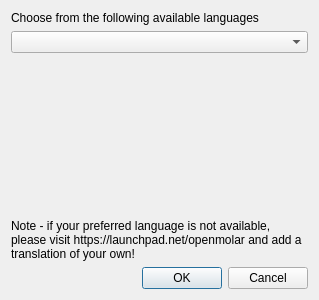
rowinggolfer/openmolar1, file src/openmolar/qt-designer/choose_language.ui: the form before one commit.
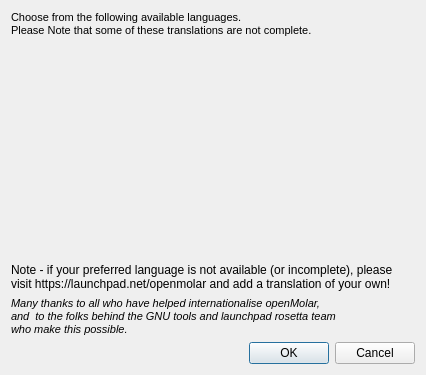
The form after the commit.

The edit to the form file:
```diff
--- a/src/openmolar/qt-designer/choose_language.ui
+++ b/src/openmolar/qt-designer/choose_language.ui
@@ -6,8 +6,8 @@
    <rect>
     <x>0</x>
     <y>0</y>
-    <width>319</width>
-    <height>300</height>
+    <width>426</width>
+    <height>375</height>
    </rect>
   </property>
   <property name="windowTitle">
@@ -17,13 +17,17 @@
    <item>
     <widget class="QLabel" name="label">
      <property name="text">
-      <string>Choose from the following available languages</string>
+      <string>&lt;!DOCTYPE HTML PUBLIC &quot;-//W3C//DTD HTML 4.0//EN&quot; &quot;http://www.w3.org/TR/REC-html40/strict.dtd&quot;&gt;
+&lt;html&gt;&lt;head&gt;&lt;meta name=&quot;qrichtext&quot; content=&quot;1&quot; /&gt;&lt;style type=&quot;text/css&quot;&gt;
+p, li { white-space: pre-wrap; }
+&lt;/style&gt;&lt;/head&gt;&lt;body style=&quot; font-family:'Droid Sans'; font-size:8pt; font-weight:400; font-style:normal;&quot;&gt;
+&lt;p style=&quot; margin-top:0px; margin-bottom:0px; margin-left:0px; margin-right:0px; -qt-block-indent:0; text-indent:0px;&quot;&gt;Choose from the following available languages.&lt;br /&gt;Please Note that some of these translations are not complete.&lt;/p&gt;&lt;/body&gt;&lt;/html&gt;</string>
+     </property>
+     <property name="alignment">
+      <set>Qt::AlignLeading|Qt::AlignLeft|Qt::AlignVCenter</set>
      </property>
     </widget>
    </item>
-   <item>
-    <widget class="QComboBox" name="comboBox"/>
-   </item>
    <item>
     <spacer name="verticalSpacer">
      <property name="orientation">
@@ -40,13 +44,37 @@
    <item>
     <widget class="QLabel" name="label_2">
      <property name="text">
-      <string>Note - if your preferred language is not available, please visit https://launchpad.net/openmolar and add a translation of your own!</string>
+      <string>Note - if your preferred language is not available (or incomplete), please visit https://launchpad.net/openmolar and add a translation of your own!</string>
+     </property>
+     <property name="alignment">
+      <set>Qt::AlignLeading|Qt::AlignLeft|Qt::AlignVCenter</set>
      </property>
      <property name="wordWrap">
       <bool>true</bool>
      </property>
     </widget>
    </item>
+   <item>
+    <widget class="QLabel" name="label_3">
+     <property name="font">
+      <font>
+       <italic>true</italic>
+      </font>
+     </property>
+     <property name="text">
+      <string>&lt;!DOCTYPE HTML PUBLIC &quot;-//W3C//DTD HTML 4.0//EN&quot; &quot;http://www.w3.org/TR/REC-html40/strict.dtd&quot;&gt;
+&lt;html&gt;&lt;head&gt;&lt;meta name=&quot;qrichtext&quot; content=&quot;1&quot; /&gt;&lt;style type=&quot;text/css&quot;&gt;
+p, li { white-space: pre-wrap; }
+&lt;/style&gt;&lt;/head&gt;&lt;body style=&quot; font-family:'Droid Sans'; font-size:8pt; font-weight:400; font-style:italic;&quot;&gt;
+&lt;p style=&quot; margin-top:0px; margin-bottom:0px; margin-left:0px; margin-right:0px; -qt-block-indent:0; text-indent:0px;&quot;&gt;Many thanks to all who have helped internationalise openMolar,&lt;/p&gt;
+&lt;p style=&quot; margin-top:0px; margin-bottom:0px; margin-left:0px; margin-right:0px; -qt-block-indent:0; text-indent:0px;&quot;&gt;and  to the folks behind the GNU tools and launchpad rosetta team&lt;/p&gt;
+&lt;p style=&quot; margin-top:0px; margin-bottom:0px; margin-left:0px; margin-right:0px; -qt-block-indent:0; text-indent:0px;&quot;&gt;who make this possible.&lt;/p&gt;&lt;/body&gt;&lt;/html&gt;</string>
+     </property>
+     <property name="alignment">
+      <set>Qt::AlignLeading|Qt::AlignLeft|Qt::AlignVCenter</set>
+     </property>
+    </widget>
+   </item>
    <item>
     <widget class="QDialogButtonBox" name="buttonBox">
      <property name="orientation">
@@ -55,6 +83,9 @@
      <property name="standardButtons">
       <set>QDialogButtonBox::Cancel|QDialogButtonBox::Ok</set>
      </property>
+     <property name="centerButtons">
+      <bool>false</bool>
+     </property>
     </widget>
    </item>
   </layout>
```
Left out of the diff: 2 changed lines with no effect on the pictures.
